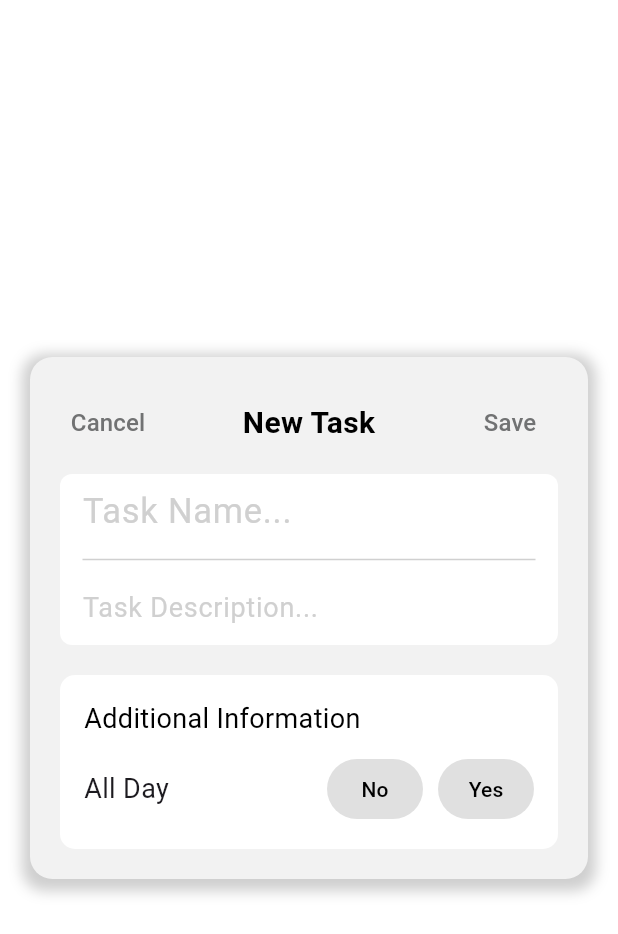
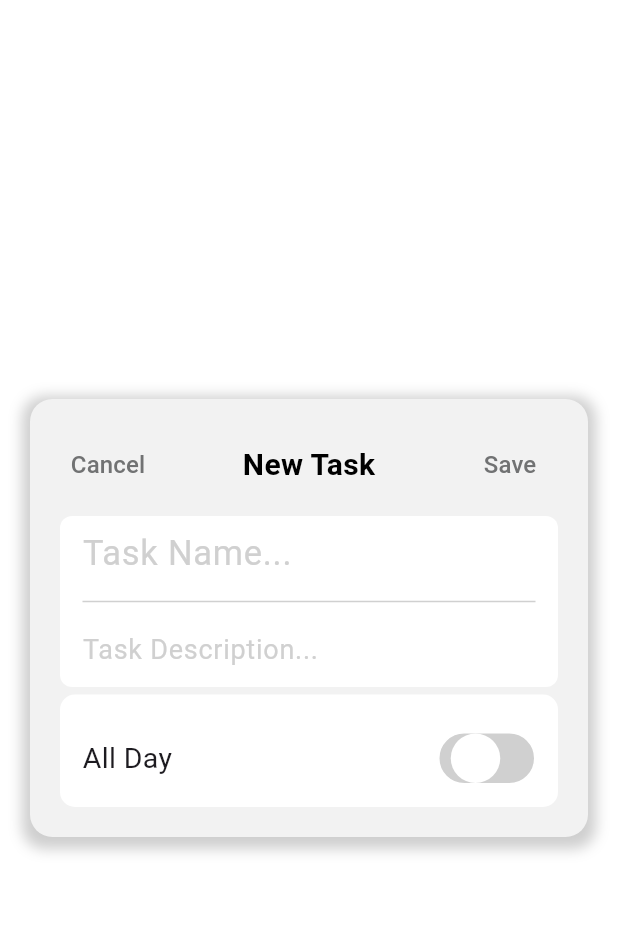
Before and after one commit to Fah4664/reminder-application, a Flutter app: the screen it shows after launch, item 2 of the bottom bar chosen, on a phone screen of 412 x 824 dp. Shown: the top 934 px of the screen. Run offline on Flutter 3.47's test engine with Material 3 defaults, Android fonts, the phone set to English and light mode, and no system bars.

Commit message:
Update add_task_page.dart

```diff
--- a/lib/add_task_page.dart
+++ b/lib/add_task_page.dart
@@ -72,7 +72,7 @@ class _AddTaskPageState extends State<AddTaskPage> {
                         final Task newTask = Task(
                           title: title,
                           description: description,
-                          isAllDay: isAllDay, // บันทึกสถานะ All Day
+                          isAllDay: isAllDay,
                         );
 
                         Provider.of<TaskProvider>(context, listen: false)
@@ -138,9 +138,9 @@ class _AddTaskPageState extends State<AddTaskPage> {
                   ],
                 ),
               ),
-              const SizedBox(height: 20),
+              const SizedBox(height: 5),
               Container(
-                padding: const EdgeInsets.all(16.0),
+                padding: const EdgeInsets.all(15.0),
                 decoration: BoxDecoration(
                   color: const Color(0xFFffffff),
                   borderRadius: BorderRadius.circular(10.0),
@@ -148,49 +148,46 @@ class _AddTaskPageState extends State<AddTaskPage> {
                 child: Column(
                   crossAxisAlignment: CrossAxisAlignment.start,
                   children: <Widget>[
-                    const Text(
-                      'Additional Information',
-                      style: TextStyle(
-                        fontSize: 18,
-                        color: Color(0xFF000000),
-                      ),
-                    ),
                     const SizedBox(height: 10),
                     Row(
                       mainAxisAlignment: MainAxisAlignment.spaceBetween,
                       children: <Widget>[
                         const Text(
                           'All Day',
-                          style: TextStyle(fontSize: 18),
+                          style: TextStyle(fontSize: 19),
                         ),
-                        Row(
-                          children: <Widget>[
-                            TextButton(
-                              onPressed: () {
+                        GestureDetector(
+                          onTap: () {
                             setState(() {
-                                  isAllDay = false;
+                              isAllDay = !isAllDay; // Toggle the state
                             });
                           },
-                              style: TextButton.styleFrom(
-                                backgroundColor: !isAllDay ? Colors.grey[300] : Colors.blue,
-                                foregroundColor: Colors.black,
+                          child: Container(
+                            width: 65,
+                            height: 35,
+                            decoration: BoxDecoration(
+                              color: isAllDay ? const Color(0xFF717273) : const Color(0xFFd0d0d0),
+                              borderRadius: BorderRadius.circular(20),
+                              border: Border.all(color: const Color(0xFFFFFFFF)),
                             ),
-                              child: const Text('No'),
+                            child: Stack(
+                              children: <Widget>[
+                                AnimatedAlign(
+                                  duration: const Duration(milliseconds: 200),
+                                  alignment: isAllDay ? Alignment.centerRight : Alignment.centerLeft,
+                                  child: Container(
+                                    width: 40,
+                                    height: 40,
+                                    margin: const EdgeInsets.symmetric(horizontal: 4.0),
+                                    decoration: BoxDecoration(
+                                      color: isAllDay ? const Color(0xFFFFFFFF) : const Color(0xFFFFFFFF),
+                                      shape: BoxShape.circle,
                                     ),
-                            const SizedBox(width: 10),
-                            TextButton(
-                              onPressed: () {
-                                setState(() {
-                                  isAllDay = true;
-                                });
-                              },
-                              style: TextButton.styleFrom(
-                                backgroundColor: isAllDay ? Colors.blue : Colors.grey[300],
-                                foregroundColor: Colors.black,
                                   ),
-                              child: const Text('Yes'),
                                 ),
                               ],
+                            ),
+                          ),
                         ),
                       ],
                     ),
```
Lines whose indentation alone changed are shown as unchanged.
